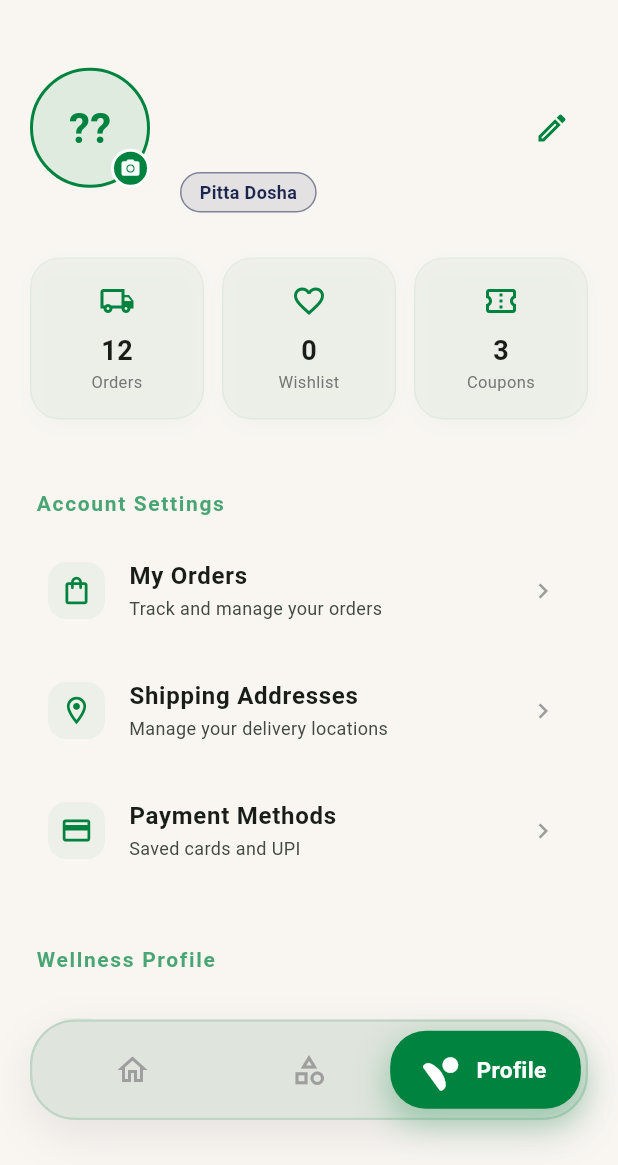
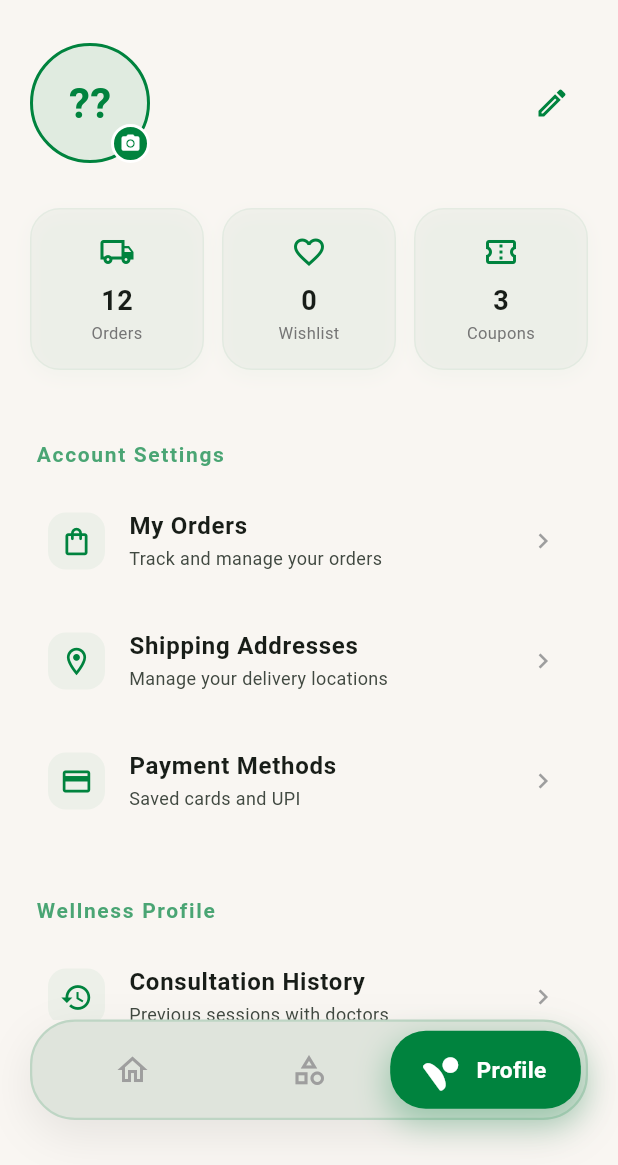
Before and after one commit to ShubhamkrTiwari/kosmicowellness, a Flutter app: the HomeScreen screen opened directly, item 3 of the bottom bar chosen, on a phone screen of 412 x 824 dp, the part 71-1236 px from its top. Run offline on Flutter 3.47's test engine with Material 3 defaults, Android fonts, the phone set to English and light mode, and no system bars; our stand-ins replace device_preview, image_picker, shared_preferences; accounts and stored records are empty; network calls fail.

Commit message:
theme+profile

```diff
--- a/lib/screens/profile_screen.dart
+++ b/lib/screens/profile_screen.dart
@@ -332,7 +332,7 @@ class _ProfileScreenState extends State<ProfileScreen> {
   Widget build(BuildContext context) {
     final colorScheme = Theme.of(context).colorScheme;
 
-    return Container(
+    return Material(
       color: colorScheme.surface,
       child: SafeArea(
         top: false, // AppBar is already handled by HomeScreen
@@ -435,23 +435,6 @@ class _ProfileScreenState extends State<ProfileScreen> {
                             style: TextStyle(color: colorScheme.onSurfaceVariant, fontSize: 14),
                             overflow: TextOverflow.ellipsis,
                           ),
-                          const SizedBox(height: 8),
-                          Container(
-                            padding: const EdgeInsets.symmetric(horizontal: 12, vertical: 4),
-                            decoration: BoxDecoration(
-                              color: colorScheme.secondary.withValues(alpha: 0.1),
-                              borderRadius: BorderRadius.circular(20),
-                              border: Border.all(color: colorScheme.secondary.withValues(alpha: 0.5)),
-                            ),
-                            child: const Text(
-                              'Pitta Dosha',
-                              style: TextStyle(
-                                color: Color(0xFF1B264F),
-                                fontSize: 12,
-                                fontWeight: FontWeight.bold,
-                              ),
-                            ),
-                          ),
                         ],
                       ),
                     ),
@@ -525,7 +508,6 @@ class _ProfileScreenState extends State<ProfileScreen> {
               const SizedBox(height: 20),
 
               _buildSectionHeader('Wellness Profile', colorScheme),
-              _buildMenuItem(Icons.health_and_safety_outlined, 'My Dosha Profile', 'View your Ayurvedic constitution', colorScheme),
               _buildMenuItem(Icons.history_outlined, 'Consultation History', 'Previous sessions with doctors', colorScheme),
 
               const SizedBox(height: 20),
@@ -533,6 +515,8 @@ class _ProfileScreenState extends State<ProfileScreen> {
               _buildSectionHeader('Support & Preferences', colorScheme),
               Padding(
                 padding: const EdgeInsets.symmetric(horizontal: 16.0, vertical: 4),
+                child: Material(
+                  color: Colors.transparent,
                   child: ListTile(
                     leading: Container(
                       padding: const EdgeInsets.all(8),
@@ -561,6 +545,8 @@ class _ProfileScreenState extends State<ProfileScreen> {
                         setState(() {});
                       },
                       activeTrackColor: colorScheme.primary,
+                    ),
+                    shape: RoundedRectangleBorder(borderRadius: BorderRadius.circular(16)),
                   ),
                 ),
               ),
@@ -673,6 +659,8 @@ class _ProfileScreenState extends State<ProfileScreen> {
   Widget _buildMenuItem(IconData icon, String title, String subtitle, ColorScheme colorScheme, {VoidCallback? onTap}) {
     return Padding(
       padding: const EdgeInsets.symmetric(horizontal: 16.0, vertical: 4),
+      child: Material(
+        color: Colors.transparent,
         child: ListTile(
           leading: Container(
             padding: const EdgeInsets.all(8),
@@ -692,6 +680,8 @@ class _ProfileScreenState extends State<ProfileScreen> {
           ),
           trailing: const Icon(Icons.chevron_right, size: 20, color: Colors.grey),
           onTap: onTap ?? () {},
+          shape: RoundedRectangleBorder(borderRadius: BorderRadius.circular(16)),
+        ),
       ),
     );
   }
```
Also changed, not shown: lib/home_screen.dart (+10 -2 lines), lib/screens/otp_verification_screen.dart (+7 -3 lines), lib/screens/payment_screen.dart (+25 -7 lines). Lines whose indentation alone changed are shown as unchanged.
